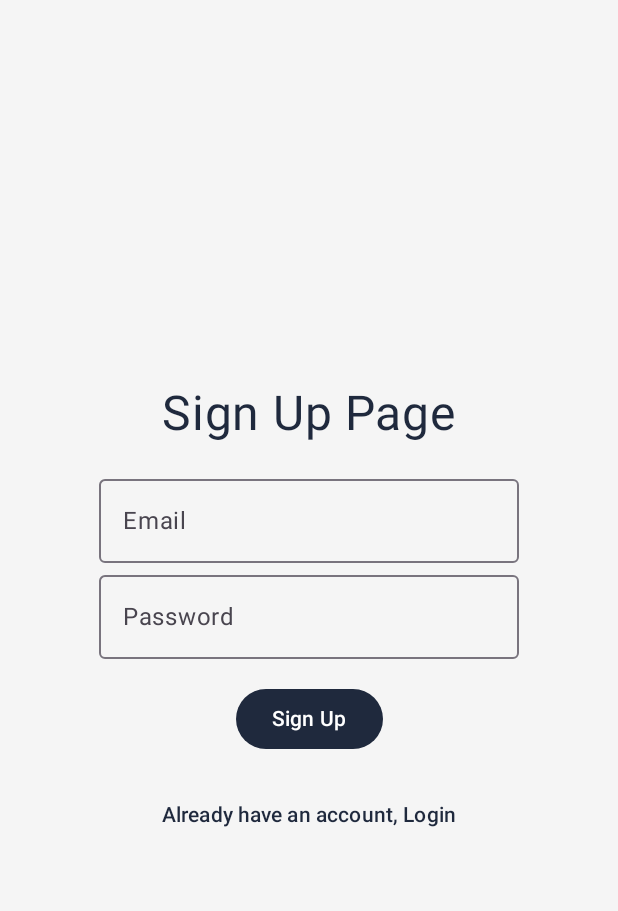
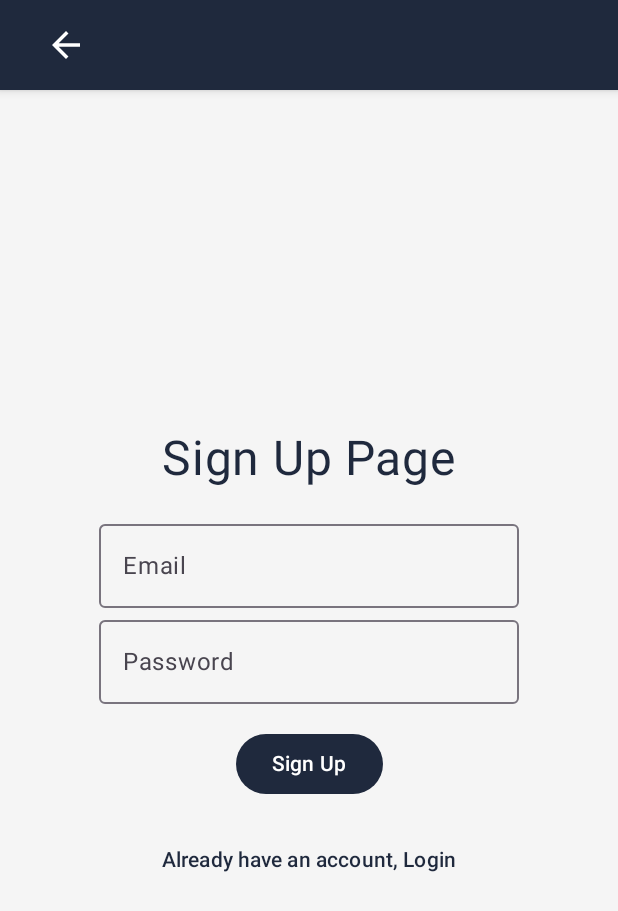
Before and after one commit to rakaaleandra/ID-tix-App, an Android app built with Jetpack Compose: the Signup screen opened through its navigation route, on a phone screen of 412 x 824 dp. Shown: the top 911 px of the screen. Run offline under Robolectric (Android 15) with nearby library versions, the light colour scheme and no system bars; our stand-ins replace Firebase (no records; nobody signed in at launch, a user with empty details on screens opened directly), livedata-compose; 1 statement that could not run was skipped.

Commit message:
merapihkan icon

```diff
--- a/app/src/main/java/com/example/id_tix/MainActivity.kt
+++ b/app/src/main/java/com/example/id_tix/MainActivity.kt
@@ -27,8 +27,8 @@ import androidx.compose.foundation.lazy.grid.items
 import androidx.compose.foundation.shape.RoundedCornerShape
 import androidx.compose.material.icons.Icons
 import androidx.compose.material.icons.filled.AccountCircle
-import androidx.compose.material.icons.filled.ArrowDropDown
-import androidx.compose.material.icons.filled.DateRange
+import androidx.compose.material.icons.filled.Movie
+import androidx.compose.material.icons.filled.Upcoming
 import androidx.compose.material3.*
 import androidx.compose.runtime.Composable
 import androidx.compose.runtime.getValue
@@ -53,6 +53,7 @@ import com.example.id_tix.FilmList
 import androidx.navigation.NavController
 import androidx.navigation.compose.rememberNavController
 import com.example.id_tix.pages.DetailHeader
+import com.example.id_tix.pages.RegistrationHeader
 import com.example.id_tix.ui.theme.IDtixTheme
 
 class MainActivity : ComponentActivity() {
@@ -70,7 +71,10 @@ class MainActivity : ComponentActivity() {
                         if (currentRoute?.startsWith("film_detail") == true) {
                             DetailHeader(navController)
                         }
-                        else if(currentRoute?.startsWith("Login") != true && currentRoute?.startsWith("Signup") != true){
+                        else if(currentRoute?.startsWith("Login") == true || currentRoute?.startsWith("Signup") == true){
+                            RegistrationHeader(navController)
+                        }
+                        else {
                             Header(navController)
                         }
                              },
@@ -286,8 +290,8 @@ fun BottomNavigationBar(navController: NavHostController) {
             contentColor = PrimaryDark
         ) {
             val items = listOf(
-                NavItem("Now Showing", "now_showing", Icons.Default.ArrowDropDown),
-                NavItem("Coming Soon", "coming_soon", Icons.Default.DateRange)
+                NavItem("Now Showing", "now_showing", Icons.Default.Movie),
+                NavItem("Coming Soon", "coming_soon", Icons.Default.Upcoming)
             )
             items.forEach { item ->
                 NavigationBarItem(
--- a/app/src/main/java/com/example/id_tix/pages/DetailFilm.kt
+++ b/app/src/main/java/com/example/id_tix/pages/DetailFilm.kt
@@ -47,6 +47,28 @@ fun DetailHeader(navController: NavHostController) {
                 fontSize = 20.sp,
                 fontWeight = FontWeight.Bold
             )
+        }
+    }
+}
+
+@Composable
+fun RegistrationHeader(navController: NavHostController) {
+    Surface(color = PrimaryDark, shadowElevation = 4.dp) {
+        Row(
+            verticalAlignment = Alignment.CenterVertically,
+            modifier = Modifier
+                .fillMaxWidth()
+                .padding(horizontal = 20.dp, vertical = 6.dp)
+                .statusBarsPadding()
+        ) {
+            IconButton(onClick = { navController.popBackStack() }) {
+                Icon(
+                    imageVector = Icons.Default.ArrowBack,
+                    contentDescription = "Back",
+                    tint = White,
+                    modifier = Modifier.size(28.dp)
+                )
+            }
         }
     }
 }
```
